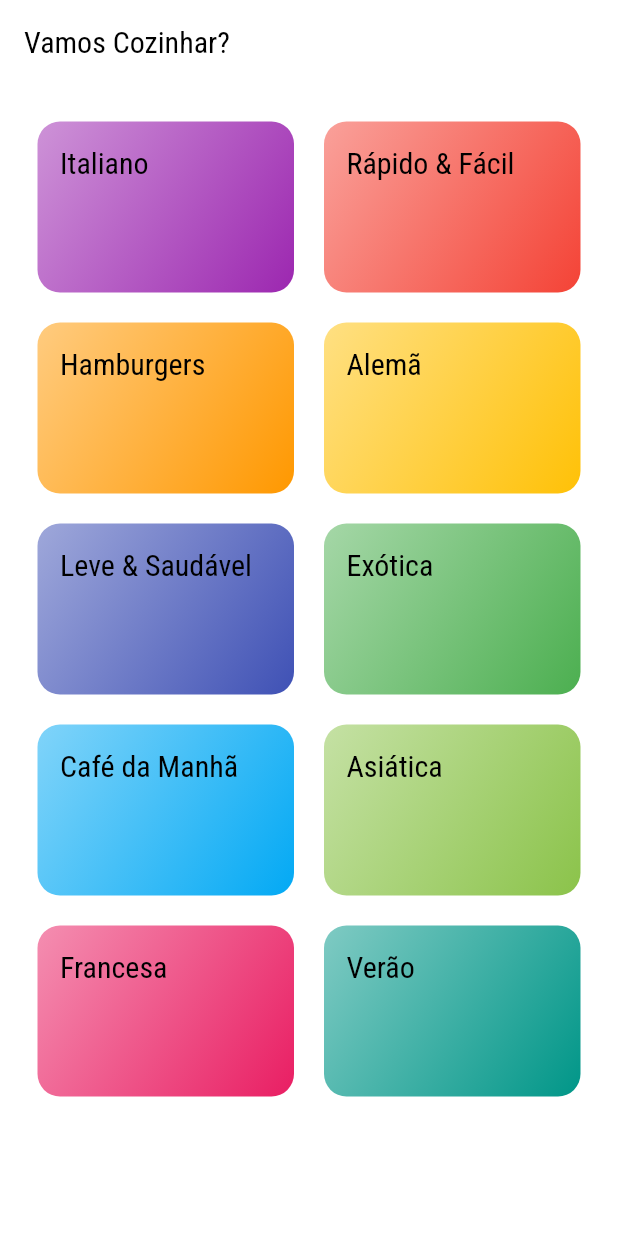
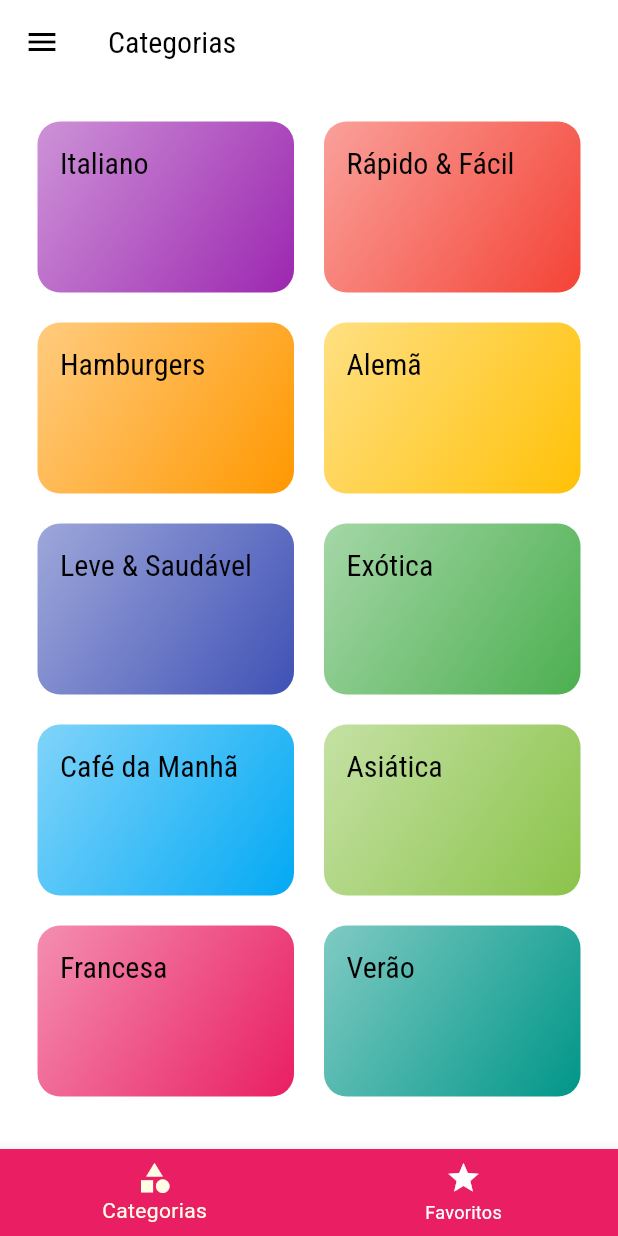
Before and after one commit to pedrovictristao/MealsProject, a Flutter app: the screen it shows after launch, on a phone screen of 412 x 824 dp. Run offline on Flutter 3.47's test engine with Material 3 defaults, Android fonts, the phone set to English and light mode, and no system bars.

```diff
--- a/lib/main.dart
+++ b/lib/main.dart
@@ -1,16 +1,57 @@
 import 'package:flutter/material.dart';
+import 'package:meals/data/dummy_data.dart';
+import 'package:meals/models/meals.dart';
+import 'package:meals/models/settings.dart';
 import 'package:meals/screens/category_meals_screen.dart';
 import 'package:meals/screens/meal_detail_screen.dart';
+import 'package:meals/screens/settings_screen.dart';
+import 'package:meals/screens/tabs_screen.dart';
 import 'package:meals/utils/app_routes.dart';
-import 'screens/categories_screen.dart';
-//import 'screens/categories_meals_screen.dart';
 
 void main() {
   runApp(const MyApp());
 }
 
-class MyApp extends StatelessWidget {
-  const MyApp({Key? key}) : super(key: key);
+class MyApp extends StatefulWidget {
+  const MyApp({super.key});
+
+  @override
+  State<MyApp> createState() => _MyAppState();
+}
+
+class _MyAppState extends State<MyApp> {
+  Settings settings = Settings();
+  List _avalibleMeals = DummyMeals;
+  List<Meals> _favoriteMeals = [];
+
+  void _filterMeals(Settings settings) {
+    setState(() {
+      this.settings = settings;
+      _avalibleMeals = DummyMeals.where((meal) {
+        final filterGluten = settings.isGlutenFree && !meal.isGlutenFree;
+        final filterLactose = settings.isLactoseFree && !meal.isLactoseFree;
+        final filterVagan = settings.isVegan && !meal.isVegan;
+        final filterVegetarian = settings.isVegetarian && !meal.isVegetarian;
+
+        return !filterGluten &&
+            !filterLactose &&
+            !filterVagan &&
+            !filterVegetarian;
+      }).toList();
+    });
+  }
+
+  void _toggleFavorite(Meals meal) {
+    setState(() {
+      _favoriteMeals.contains(meal)
+          ? _favoriteMeals.remove(meal)
+          : _favoriteMeals.add(meal);
+    });
+  }
+
+  bool _isFavorite(Meals meal) {
+    return _favoriteMeals.contains(meal);
+  }
 
   @override
   Widget build(BuildContext context) {
@@ -22,6 +63,7 @@ class MyApp extends StatelessWidget {
           secondary: Colors.amber,
         ),
         canvasColor: const Color.fromRGBO(255, 254, 229, 1),
+        scaffoldBackgroundColor: Colors.white,
         fontFamily: 'Raleway',
         textTheme: ThemeData.light().textTheme.copyWith(
               titleLarge: const TextStyle(
@@ -31,9 +73,20 @@ class MyApp extends StatelessWidget {
             ),
       ),
       routes: {
-        AppRoutes.HOME: (ctx) => const CategoriesScreen(),
-        AppRoutes.CATEGORIES_MEAL: (ctx) => const CategoriesMealsScreen(),
-        AppRoutes.MEAL_DETAILS: (ctx) => const MealDetailScreen(),
+        AppRoutes.HOME: (ctx) => TabsScreen(_favoriteMeals),
+        AppRoutes.CATEGORIES_MEAL: (ctx) =>
+            CategoriesMealsScreen(_avalibleMeals),
+        AppRoutes.MEAL_DETAILS: (ctx) =>
+            MealDetailScreen(_toggleFavorite, _isFavorite),
+        AppRoutes.SETTINGS: (ctx) => SettingsScreen(_filterMeals, settings),
+      },
+      onGenerateRoute: (settings) {
+        if (settings.name == '/alguma-coisa') {
+          return null;
+        } else if (settings.name == 'outra-coisa') {
+          return null;
+        }
+        return null;
       },
     );
   }
--- /dev/null
+++ b/lib/models/settings.dart
@@ -0,0 +1,13 @@
+class Settings {
+  bool isGlutenFree;
+  bool isLactoseFree;
+  bool isVegan;
+  bool isVegetarian;
+
+  Settings({
+    this.isGlutenFree = false,
+    this.isLactoseFree = false,
+    this.isVegan = false,
+    this.isVegetarian = false,
+  });
+}
--- a/lib/screens/categories_screen.dart
+++ b/lib/screens/categories_screen.dart
@@ -7,11 +7,7 @@ class CategoriesScreen extends StatelessWidget {
 
   @override
   Widget build(BuildContext context) {
-    return Scaffold(
-      appBar: AppBar(
-        title: const Text('Vamos Cozinhar?'),
-      ),
-      body: GridView(
+    return GridView(
       padding: const EdgeInsets.all(25),
       gridDelegate: const SliverGridDelegateWithMaxCrossAxisExtent(
         maxCrossAxisExtent: 200,
@@ -22,7 +18,6 @@ class CategoriesScreen extends StatelessWidget {
       children: DummyCategories.map((cat) {
         return CategoryItem(cat);
       }).toList(),
-      ),
     );
   }
 }
--- /dev/null
+++ b/lib/screens/tabs_screen.dart
@@ -0,0 +1,68 @@
+import 'package:flutter/material.dart';
+import 'package:meals/components/main_drawer.dart';
+import 'package:meals/models/meals.dart';
+import 'package:meals/screens/categories_screen.dart';
+import 'package:meals/screens/favorite_screen.dart';
+
+class TabsScreen extends StatefulWidget {
+  const TabsScreen(this.favoriteMeals, {super.key});
+
+  final List<Meals> favoriteMeals;
+
+  @override
+  State<TabsScreen> createState() => _TabsScreenState();
+}
+
+class _TabsScreenState extends State<TabsScreen> {
+  int _selectedScreenIndex = 0;
+  late List<Map<String, Object>> _screens;
+
+  @override
+  void initState() {
+    super.initState();
+    _screens = [
+      {
+        'title': 'Categorias',
+        'screen': const CategoriesScreen(),
+      },
+      {
+        'title': 'Favoritos',
+        'screen': FavoriteScreen(widget.favoriteMeals),
+      },
+    ];
+  }
+
+  _selectScreen(int index) {
+    setState(() {
+      _selectedScreenIndex = index;
+    });
+  }
+
+  @override
+  Widget build(BuildContext context) {
+    return Scaffold(
+      backgroundColor: Colors.white,
+      appBar: AppBar(
+        title: Text(_screens[_selectedScreenIndex]["title"] as String),
+      ),
+      drawer: const MainDrawer(),
+      body: _screens[_selectedScreenIndex]["screen"] as Widget,
+      bottomNavigationBar: BottomNavigationBar(
+          onTap: _selectScreen,
+          backgroundColor: Theme.of(context).primaryColor,
+          unselectedItemColor: Colors.white,
+          selectedItemColor: Theme.of(context).canvasColor,
+          currentIndex: _selectedScreenIndex,
+          items: const [
+            BottomNavigationBarItem(
+              icon: Icon(Icons.category),
+              label: 'Categorias',
+            ),
+            BottomNavigationBarItem(
+              icon: Icon(Icons.star),
+              label: 'Favoritos',
+            ),
+          ]),
+    );
+  }
+}
--- a/lib/utils/app_routes.dart
+++ b/lib/utils/app_routes.dart
@@ -2,4 +2,5 @@ class AppRoutes {
   static const HOME = '/';
   static const CATEGORIES_MEAL = '/categories-meals';
   static const MEAL_DETAILS = '/meals-details';
+  static const SETTINGS = '/settings';
 }
```
Also changed, not shown: lib/components/main_drawer.dart (added, +61 -0 lines), lib/components/meal_item.dart (+10 -2 lines), lib/screens/category_meals_screen.dart (+5 -3 lines), lib/screens/favorite_screen.dart (added, +25 -0 lines), lib/screens/meal_detail_screen.dart (+85 -3 lines), lib/screens/settings_screen.dart (added, +84 -0 lines). Lines whose indentation alone changed are shown as unchanged.
